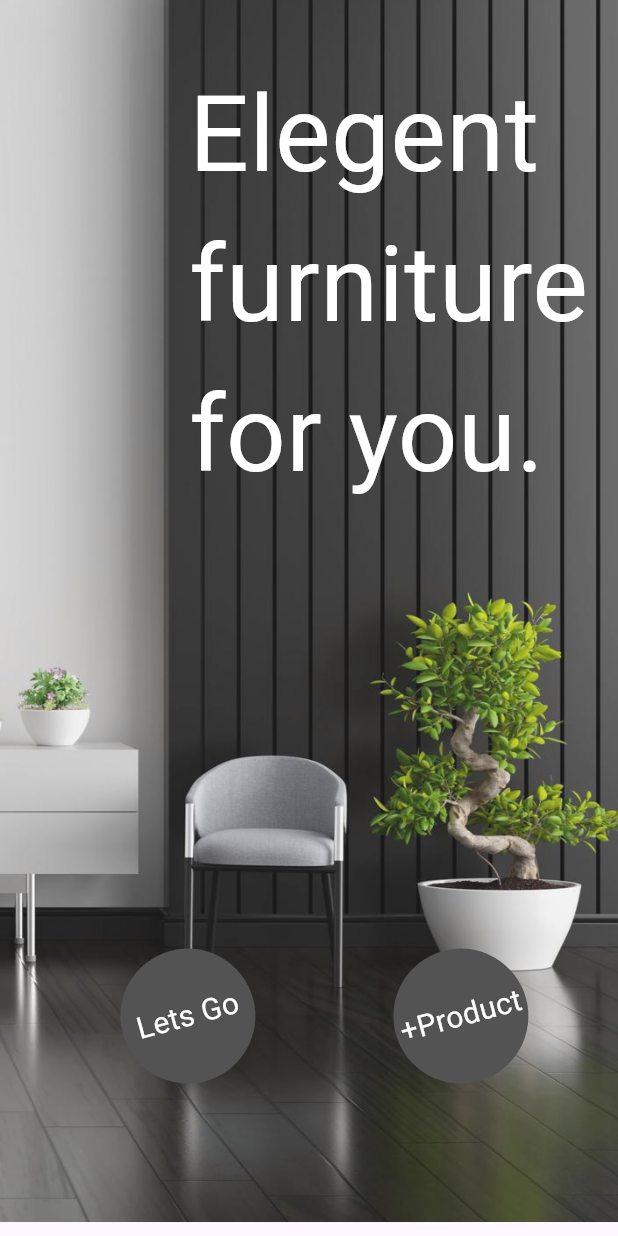
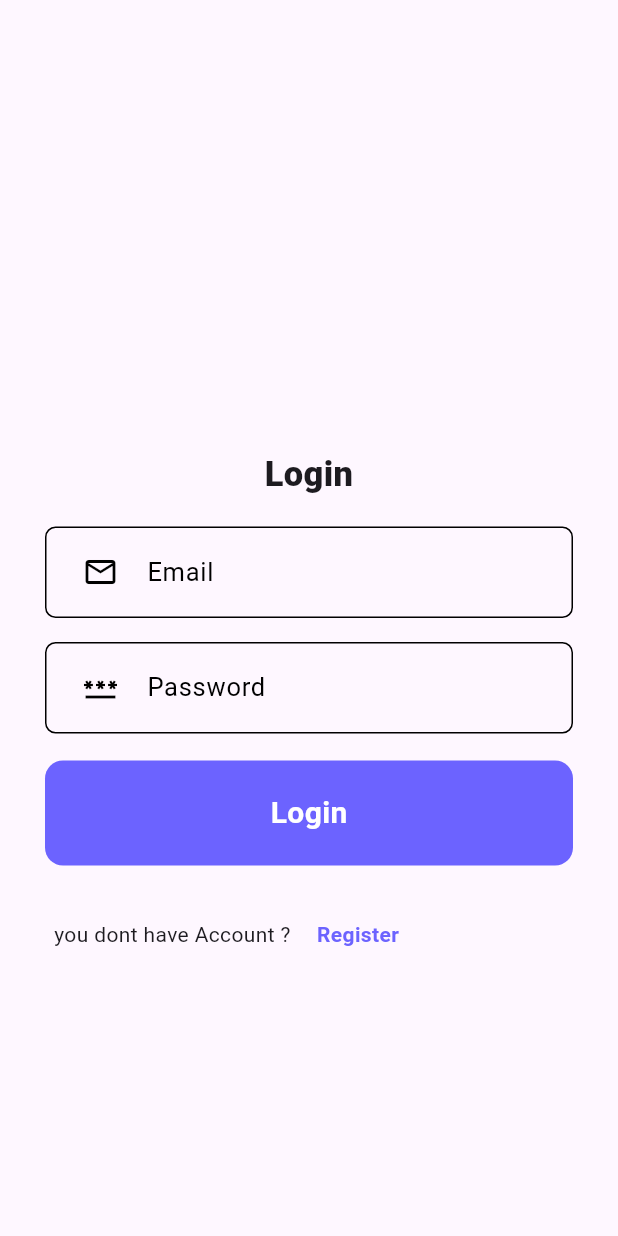
Before and after one commit to mohamedtahereg/Furniture-app, a Flutter app: the screen it shows after launch, on a phone screen of 412 x 824 dp. Run offline on Flutter 3.47's test engine with Material 2 defaults, Android fonts, the phone set to English and light mode, and no system bars; our stand-ins replace cloud_firestore, firebase_auth, firebase_core, firebase_storage, flutter_svg, get and 2 more; accounts and stored records are empty.

Commit message:
first com 1

```diff
--- a/lib/main.dart
+++ b/lib/main.dart
@@ -2,6 +2,7 @@ import 'package:firebase_core/firebase_core.dart';
 import 'package:flutter/material.dart';
 import 'package:get/get.dart';
 import 'package:practice1/view/screens/intro.dart';
+import 'package:practice1/view/screens/login.dart';
 
 import 'firebase_options.dart';
 
@@ -27,7 +28,7 @@ class MyApp extends StatelessWidget {
         useMaterial3: true,
       ),
       getPages: [
-        GetPage(name: "/", page: () => const IntroPage()),
+        GetPage(name: "/", page: () => SignIn()),
         // GetPage(name: "/.", page: () => HomePage()),
         // GetPage(name: "/..", page: (() => ProductModel())),
       ],
--- a/lib/view/screens/intro.dart
+++ b/lib/view/screens/intro.dart
@@ -69,7 +69,7 @@ class IntroPage extends StatelessWidget {
               right: 70,
               child: GestureDetector(
                 onTap: () {
-                  Get.off(() => AddProductPage());
+                  Get.to(() => AddProductPage());
                 },
                 child: Container(
                   width: 90,
--- /dev/null
+++ b/lib/view/screens/login.dart
@@ -0,0 +1,151 @@
+import 'package:flutter/material.dart';
+import 'package:flutter_svg/svg.dart';
+import 'package:get/get.dart';
+
+import '../../services/firebaseAuth.dart';
+import '../ui_models/textfield.dart';
+import 'signup.dart';
+
+class SignIn extends StatefulWidget {
+  SignIn({super.key});
+
+  @override
+  State<SignIn> createState() => _SignInState();
+}
+
+class _SignInState extends State<SignIn> {
+  String? eemail, pass;
+
+  GlobalKey<FormState> formState = GlobalKey<FormState>();
+
+  bool isloading = false;
+
+  @override
+  Widget build(BuildContext context) {
+    return SafeArea(
+      child: Scaffold(
+        body: Padding(
+          padding: const EdgeInsets.symmetric(horizontal: 30, vertical: 10),
+          child: Form(
+            key: formState,
+            child: ListView(
+              children: [
+                const SizedBox(
+                  height: 30,
+                ),
+                SizedBox(
+                  width: double.infinity,
+                  height: 250,
+                  // child: SvgPicture.asset("assets/sign-up.svg"),
+                ),
+                const SizedBox(
+                  height: 10,
+                ),
+                const Text(
+                  "Login",
+                  textAlign: TextAlign.center,
+                  style: TextStyle(fontWeight: FontWeight.w800, fontSize: 23),
+                ),
+                const SizedBox(
+                  height: 10,
+                ),
+                MyTextField(
+                  txtFieldValidater: (val) {
+                    if (val!.length < 3) {
+                      return "cant be less than 3 letters";
+                    }
+                    if (val.isEmpty) {
+                      return "Please enter email address";
+                    }
+                    if (!val.contains('@')) {
+                      return "Your email dosent contain '@' sign";
+                    }
+                    return null;
+                  },
+                  textFieldIcon: const Icon(Icons.email_outlined),
+                  fieldName: "Email",
+                  onSaved: (e1) {
+                    eemail = e1;
+                  },
+                ),
+                MyTextField(
+                  txtFieldValidater: (val) {
+                    if (val!.length < 3) {
+                      return "cant be less than 3 letters";
+                    }
+                    return null;
+                  },
+                  textFieldIcon: const Icon(Icons.password),
+                  fieldName: "Password",
+                  onSaved: (p0) {
+                    pass = p0;
+                  },
+                ),
+                const SizedBox(
+                  height: 10,
+                ),
+                InkWell(
+                  onTap: () {
+                    setState(() {
+                      FocusScope.of(context).unfocus();
+                      isloading = true;
+                      AuthMethod().logIn(
+                        ctx: context,
+                        email: eemail!,
+                        password: pass!,
+                      );
+                      isloading = false;
+                    });
+                  },
+                  child: Container(
+                    decoration: BoxDecoration(
+                      borderRadius: BorderRadius.circular(12),
+                      color: const Color(0xff6c63ff),
+                    ),
+                    height: 70,
+                    child: const Center(
+                        child: Text(
+                      "Login",
+                      style: TextStyle(
+                        color: Colors.white,
+                        fontSize: 20,
+                        fontWeight: FontWeight.w700,
+                      ),
+                    )),
+                  ),
+                ),
+                const SizedBox(
+                  height: 20,
+                ),
+                Padding(
+                  padding: const EdgeInsets.all(6.0),
+                  child: Row(
+                    // mainAxisAlignment: MainAxisAlignment.center,
+                    children: [
+                      const Text("you dont have Account ?"),
+                      InkWell(
+                        onTap: () {
+                          Get.off(() => SignUp());
+                        },
+                        child: const Padding(
+                          padding: EdgeInsets.all(10.0),
+                          child: Text(
+                            "  Register",
+                            style: TextStyle(
+                              color: Color(0xff6c63ff),
+                              fontWeight: FontWeight.w700,
+                            ),
+                          ),
+                        ),
+                      ),
+                    ],
+                  ),
+                ),
+              ],
+            ),
+          ),
+        ),
+      ),
+    );
+  }
+}
```
Also changed, not shown: lib/services/add_product_method.dart (+23 -2 lines), lib/services/firebaseAuth.dart (+12 -3 lines), lib/view/screens/add_product.dart (+56 -10 lines), lib/view/screens/home.dart (+9 -9 lines), lib/view/screens/signup.dart (added, +234 -0 lines).
